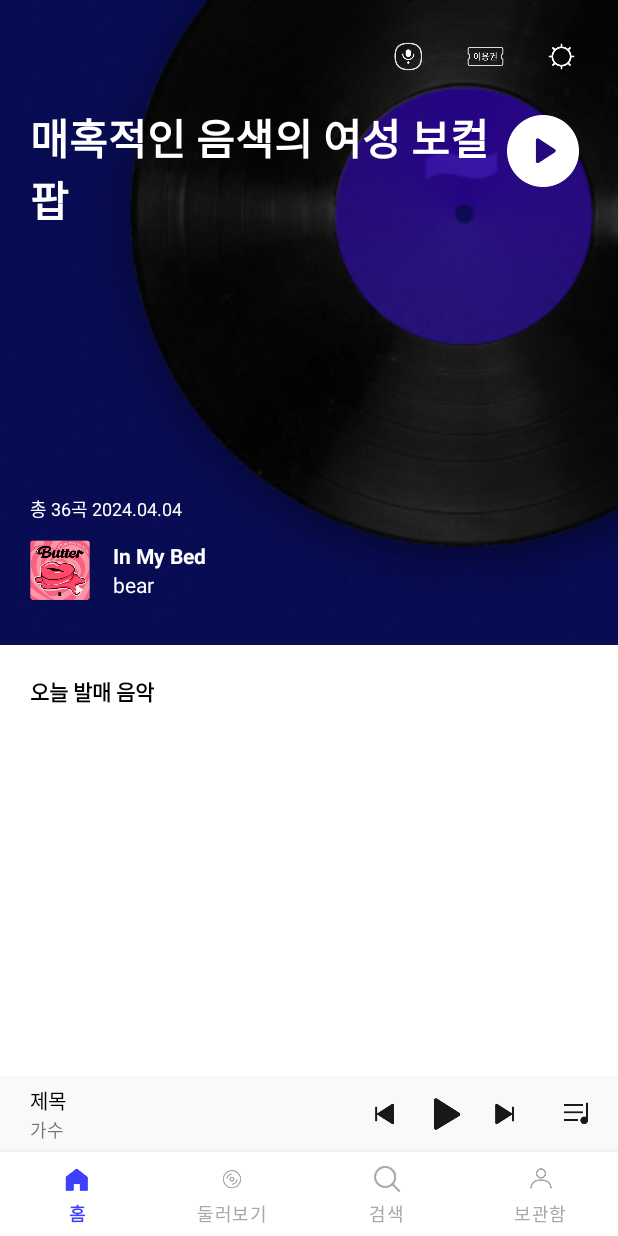
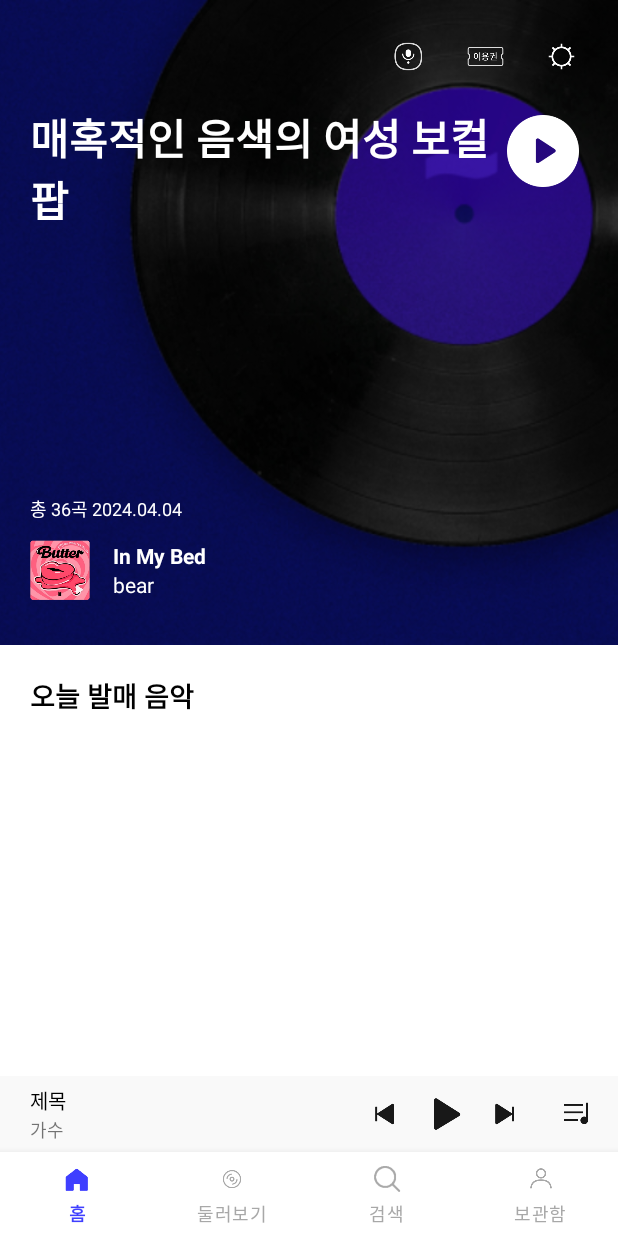
Before and after one commit to UMC-STUDY-AOS/Marill, an Android app: the screen it shows after launch (MainActivity), on a phone screen of 412 x 824 dp. Run offline under Robolectric (Android 15) with nearby library versions, the phone set to English and light mode, and no system bars.

Commit message:
홈 화면 레이아웃

```diff
--- a/MyApplication/udemy_android_template_bottomnavi/app/src/main/res/layout/fragment_home.xml
+++ b/MyApplication/udemy_android_template_bottomnavi/app/src/main/res/layout/fragment_home.xml
@@ -128,19 +128,20 @@
             />
 
         <TextView
-            android:id="@+id/home_pannel_today_release_tv"
+            android:id="@+id/home_today_music_title_btn_tv"
             android:layout_width="wrap_content"
             android:layout_height="wrap_content"
             android:text="오늘 발매 음악"
             android:textColor="@color/black"
             android:textStyle="bold"
+            android:textSize="18dp"
             android:layout_marginStart="20dp"
             android:layout_marginTop="20dp"
             app:layout_constraintStart_toStartOf="parent"
             app:layout_constraintTop_toBottomOf="@+id/home_pannel_background_iv"
             />
-
-<!--        <TextView
+<!--
+        <TextView
             android:id="@+id/home_pannel_today_release_tv"
             android:layout_width="wrap_content"
             android:layout_height="wrap_content"
```
